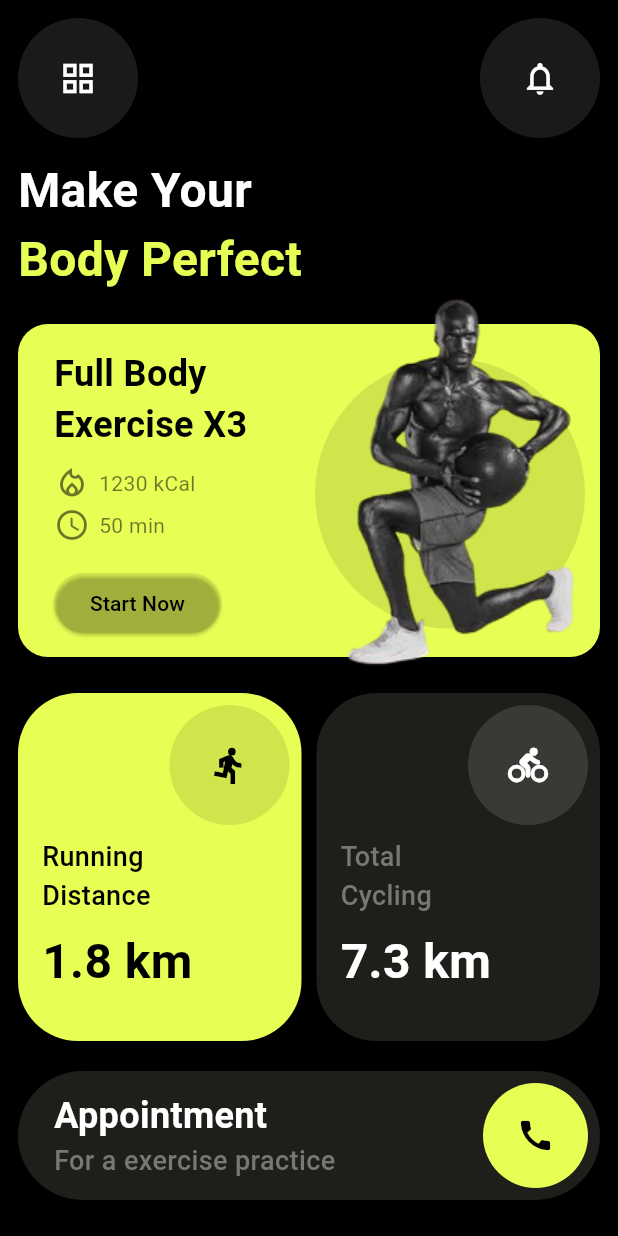
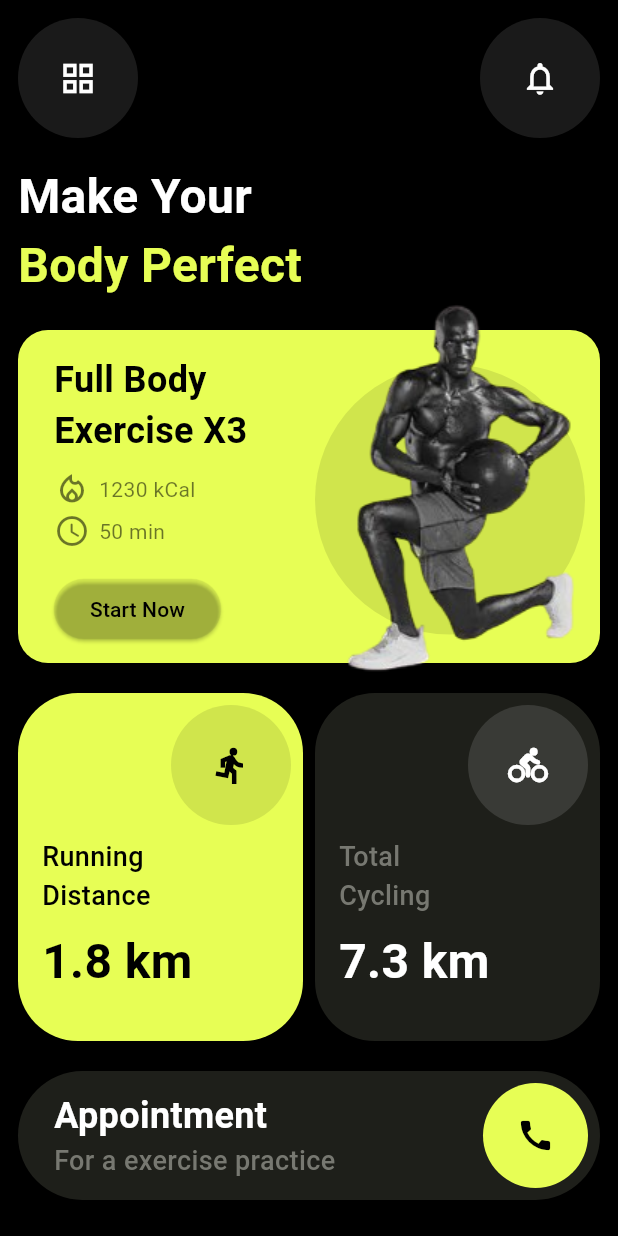
Before and after one commit to newbie-saimur/fitness-tracker-app-flutter, a Flutter app: the screen it shows after launch, on a phone screen of 412 x 824 dp. Run offline on Flutter 3.47's test engine with Material 3 defaults, Android fonts, the phone set to English and light mode, and no system bars; our stand-ins replace fl_chart.

```diff
--- a/lib/views/HomePage/homepage_screen.dart
+++ b/lib/views/HomePage/homepage_screen.dart
@@ -24,7 +24,7 @@ class HomepageScreen extends StatelessWidget {
                   CustomCircleButton(icon: Icons.notifications_none_outlined),
                 ],
               ),
-              SizedBox(height: 12),
+              SizedBox(height: 16),
               headingTwo(data: "Make Your"),
               headingTwo(
                 data: "Body Perfect",
@@ -32,7 +32,7 @@ class HomepageScreen extends StatelessWidget {
               ),
               SizedBox(height: 20),
               CustomHeroCard(),
-              SizedBox(height: 24),
+              SizedBox(height: 20),
               Row(
                 children: [
                   Expanded(
@@ -42,7 +42,7 @@ class HomepageScreen extends StatelessWidget {
                       value: "1.8 km",
                     ),
                   ),
-                  SizedBox(width: 10),
+                  SizedBox(width: 8),
                   Expanded(
                     child: CustomDetailsCard(
                       icon: Icons.directions_bike_rounded,
```
Also changed, not shown: screenshots_of_ui/homepage.png (added), screenshots_of_ui/tracker.png (added), 1 other file.
